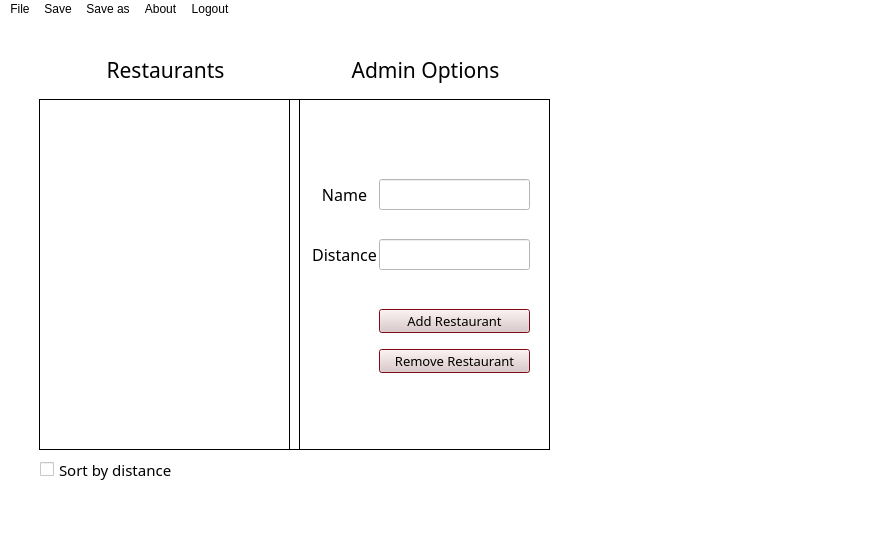
DannyCamacho/SaddlebackEats, file debugmenu.ui: the form before one commit.
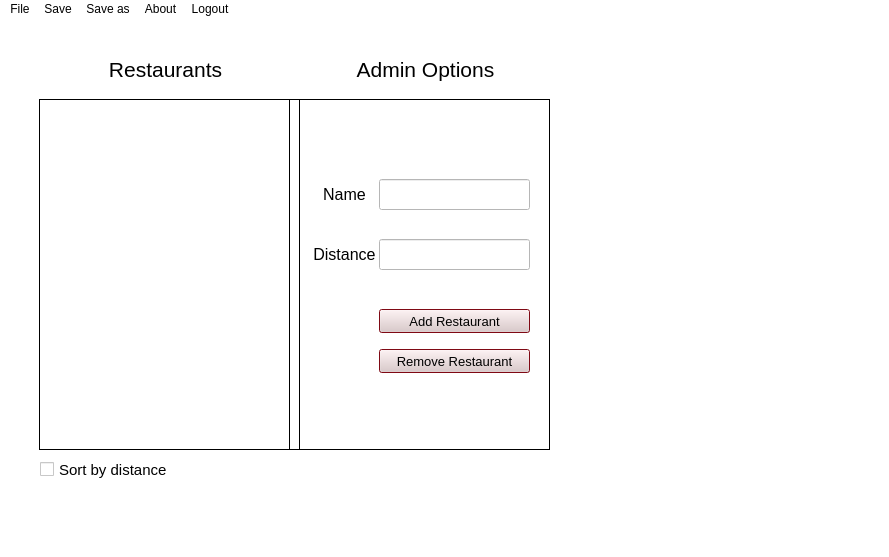
The form after the commit. Icons and pictures are not drawn.

Commit message: addition on window logo

What changed in the file:
```diff
--- a/debugmenu.ui
+++ b/debugmenu.ui
@@ -45,7 +45,6 @@
     </property>
     <property name="font">
      <font>
-      <family>Bahnschrift</family>
       <pointsize>16</pointsize>
      </font>
     </property>
@@ -211,9 +210,7 @@
        </property>
        <property name="font">
         <font>
-         <family>Bahnschrift</family>
          <pointsize>10</pointsize>
-         <weight>50</weight>
          <bold>false</bold>
         </font>
        </property>
@@ -243,9 +240,7 @@
        </property>
        <property name="font">
         <font>
-         <family>Bahnschrift</family>
          <pointsize>10</pointsize>
-         <weight>50</weight>
          <bold>false</bold>
         </font>
        </property>
@@ -292,7 +287,6 @@
       </property>
       <property name="font">
        <font>
-        <family>Bahnschrift</family>
         <pointsize>11</pointsize>
        </font>
       </property>
@@ -313,7 +307,6 @@
        </property>
        <property name="font">
         <font>
-         <family>Bahnschrift</family>
          <pointsize>12</pointsize>
         </font>
        </property>
@@ -370,7 +363,6 @@
       </property>
       <property name="font">
        <font>
-        <family>Bahnschrift</family>
         <pointsize>11</pointsize>
        </font>
       </property>
@@ -391,7 +383,6 @@
        </property>
        <property name="font">
         <font>
-         <family>Bahnschrift</family>
          <pointsize>12</pointsize>
         </font>
        </property>
@@ -450,7 +441,6 @@
     </property>
     <property name="font">
      <font>
-      <family>Bahnschrift</family>
       <pointsize>11</pointsize>
      </font>
     </property>
@@ -485,7 +475,6 @@
     </property>
     <property name="font">
      <font>
-      <family>Bahnschrift</family>
       <pointsize>16</pointsize>
      </font>
     </property>
```
Left out of the diff: 13 changed lines with no effect on the pictures. The commit also changes 5 other files.
